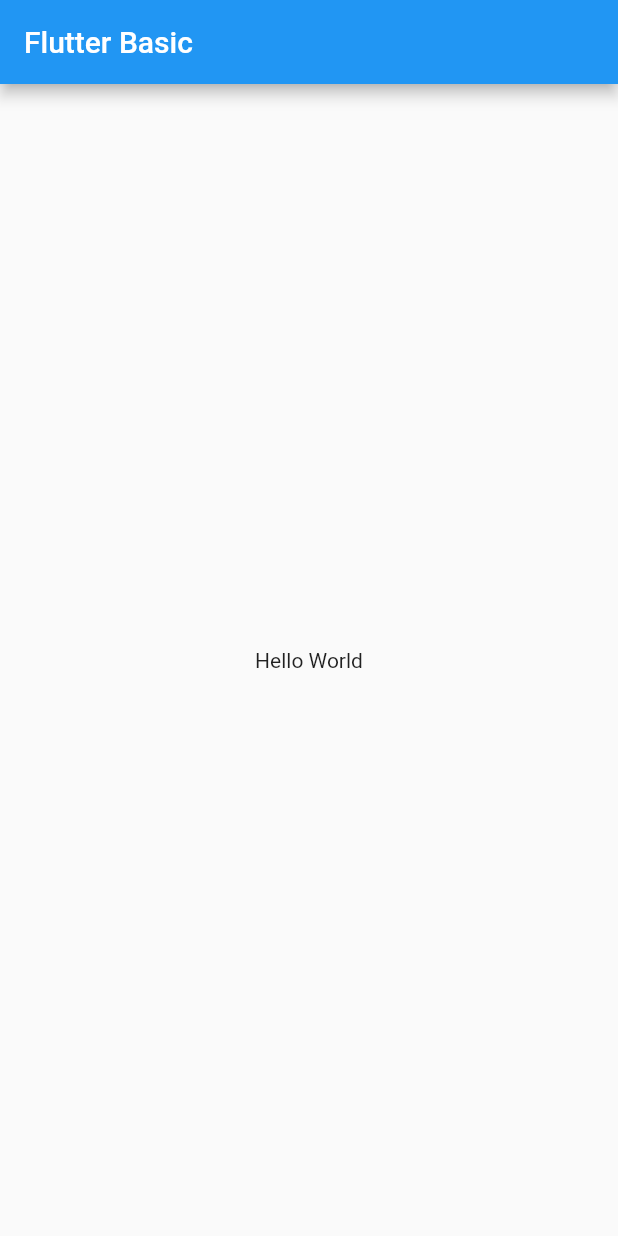
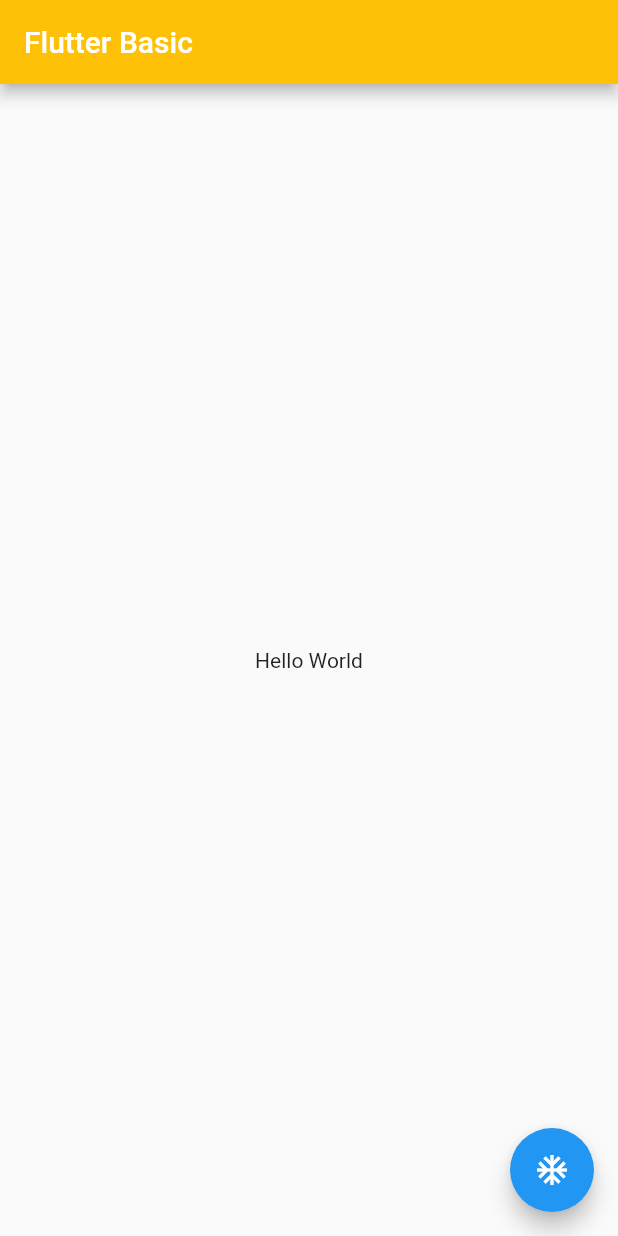
Before and after one commit to massimilianoporzio/flutter_basic, a Flutter app: the screen it shows after launch, on a phone screen of 412 x 824 dp. Run offline on Flutter 3.47's test engine with Material 2 defaults, Android fonts, the phone set to English and light mode, and no system bars.

Commit message:
theme and staff

```diff
--- a/lib/main.dart
+++ b/lib/main.dart
@@ -11,7 +11,15 @@ class MyApp extends StatelessWidget {
   @override
   Widget build(BuildContext context) {
     return MaterialApp(
+      theme: ThemeData(
+        appBarTheme: const AppBarTheme(backgroundColor: Colors.amber),
+      ),
+      debugShowCheckedModeBanner: false,
       home: Scaffold(
+        floatingActionButton: FloatingActionButton(
+          onPressed: () => debugPrint('clicked'),
+          child: const Icon(Icons.ac_unit),
+        ),
         appBar: AppBar(
           title: const Text("Flutter Basic"),
         ),
```
